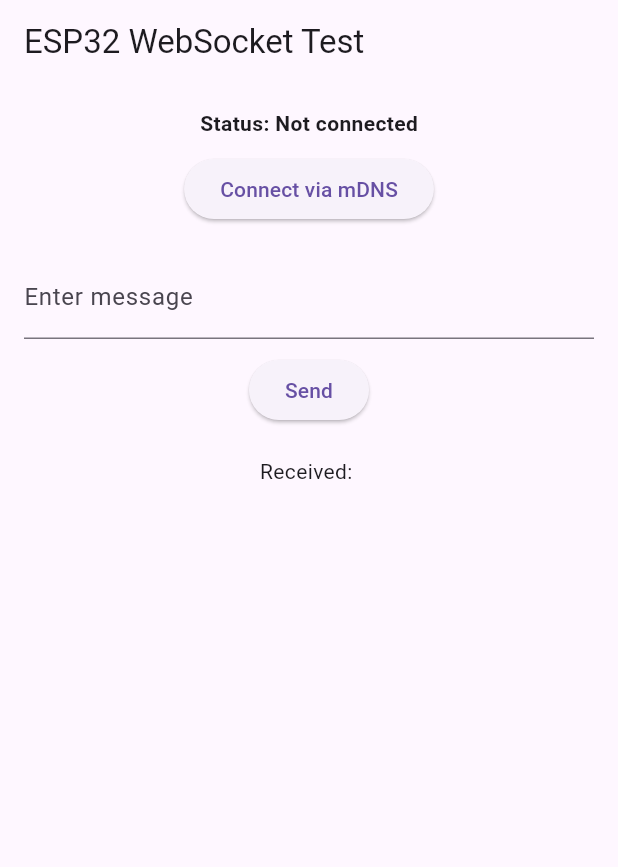
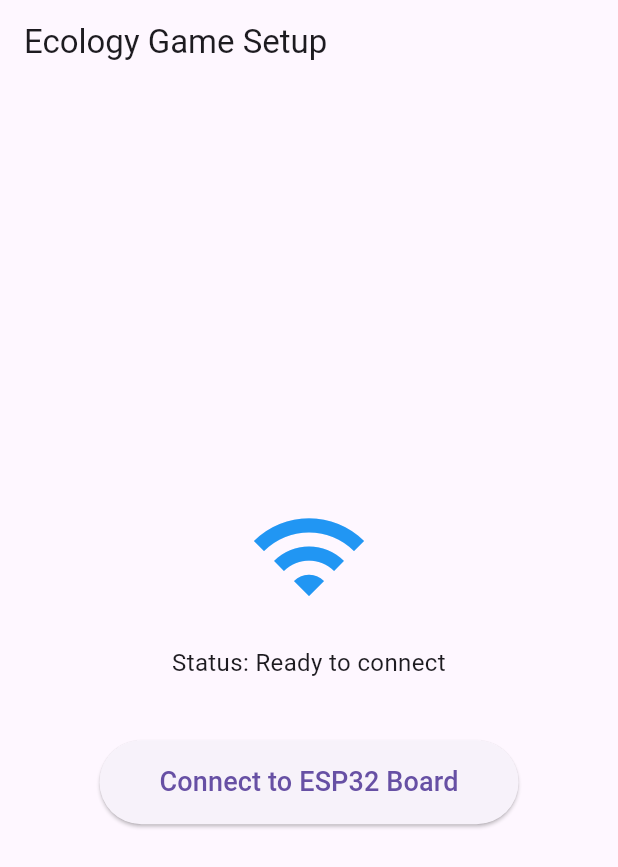
Before and after one commit to NillanjanSingh/ecology-project, a Flutter app: the screen it shows after launch, on a phone screen of 412 x 824 dp. Shown: the top 867 px of the screen. Run offline on Flutter 3.47's test engine with Material 3 defaults, Android fonts, the phone set to English and light mode, and no system bars; our stand-ins replace logger, multicast_dns.

Commit message:
define protocol for communication with docs, and test communication frontend

```diff
--- a/lib/main.dart
+++ b/lib/main.dart
@@ -1,92 +1,33 @@
-import 'package:ecology_project/network.dart';
 import 'package:flutter/material.dart';
+import 'network.dart';
+import 'pages/home_page.dart';
 
 void main() {
-  runApp(const MyApp());
+  runApp(const EcologyApp());
 }
 
-class MyApp extends StatelessWidget {
-  const MyApp({super.key});
+class EcologyApp extends StatefulWidget {
+  const EcologyApp({super.key});
 
   @override
-  Widget build(BuildContext context) {
-    return const MaterialApp(home: WebSocketTestPage());
-  }
+  State<EcologyApp> createState() => _EcologyAppState();
 }
 
-class WebSocketTestPage extends StatefulWidget {
-  const WebSocketTestPage({super.key});
-
-  @override
-  State<WebSocketTestPage> createState() => _WebSocketTestPageState();
-}
-
-class _WebSocketTestPageState extends State<WebSocketTestPage> {
-  String status = "Not connected";
-  String receivedMessage = "";
-
-  final TextEditingController controller = TextEditingController();
+class _EcologyAppState extends State<EcologyApp> {
   final NetworkManager network = NetworkManager();
-
-  Future<void> connect() async {
-    await network.connect(
-      onStatus: (s) => setState(() => status = s),
-      onMessage: (m) => setState(() => receivedMessage = m),
-      onError: (e) => setState(() => status = "Error: $e"),
-      onDone: () => setState(() => status = "Connection closed"),
-    );
-  }
-
-  void sendMessage() {
-    if (controller.text.isNotEmpty) {
-      network.sendMessage(controller.text);
-      controller.clear();
-    }
-  }
 
   @override
   void dispose() {
     network.dispose();
-    controller.dispose();
     super.dispose();
   }
 
   @override
   Widget build(BuildContext context) {
-    return Scaffold(
-      appBar: AppBar(title: const Text("ESP32 WebSocket Test")),
-      body: Padding(
-        padding: const EdgeInsets.all(16),
-        child: Column(
-          children: [
-            Text(
-              "Status: $status",
-              style: const TextStyle(fontWeight: FontWeight.bold),
-            ),
-            const SizedBox(height: 10),
-
-            ElevatedButton(
-              onPressed: connect,
-              child: const Text("Connect via mDNS"),
-            ),
-
-            const SizedBox(height: 20),
-
-            TextField(
-              controller: controller,
-              decoration: const InputDecoration(labelText: "Enter message"),
-            ),
-
-            const SizedBox(height: 10),
-
-            ElevatedButton(onPressed: sendMessage, child: const Text("Send")),
-
-            const SizedBox(height: 20),
-
-            Text("Received: $receivedMessage"),
-          ],
-        ),
-      ),
+    return MaterialApp(
+      title: 'Ecology Game',
+      theme: ThemeData(primarySwatch: Colors.green, useMaterial3: true),
+      home: HomePage(network: network),
     );
   }
 }
--- a/lib/network.dart
+++ b/lib/network.dart
@@ -1,3 +1,4 @@
+import 'dart:async';
 import 'package:ecology_project/log.dart';
 import 'package:multicast_dns/multicast_dns.dart';
 import 'package:web_socket_channel/web_socket_channel.dart';
@@ -5,6 +6,12 @@ import 'package:web_socket_channel/web_socket_channel.dart';
 class NetworkManager {
   WebSocketChannel? channel;
   final String mDnsHostname;
+
+  final StreamController<String> _messageController =
+      StreamController<String>.broadcast();
+  Stream<String> get messageStream => _messageController.stream;
+
+  Function(String status)? onStatusUpdate;
 
   NetworkManager({this.mDnsHostname = "gigachad-esp.local"});
 
@@ -15,13 +22,12 @@ class NetworkManager {
     String? resolvedIp;
 
     try {
-      // Look up the IPv4 address for the given hostname
       await for (final IPAddressResourceRecord record
           in client.lookup<IPAddressResourceRecord>(
             ResourceRecordQuery.addressIPv4(hostname),
           )) {
         resolvedIp = record.address.address;
-        break; // Stop after finding the first match
+        break;
       }
     } catch (e) {
       logger.e("mDNS Lookup failed: $e");
@@ -32,44 +38,39 @@ class NetworkManager {
     return resolvedIp;
   }
 
-  Future<String?> connect({
-    required Function(String status) onStatus,
-    required Function(String message) onMessage,
-    required Function(String error) onError,
-    required Function() onDone,
-  }) async {
+  Future<String?> connect() async {
     try {
-      onStatus("Resolving $mDnsHostname...");
+      onStatusUpdate?.call("Resolving $mDnsHostname...");
       String? ipAddress = await resolveMdns(mDnsHostname);
 
       if (ipAddress == null) {
-        onStatus("Failed to resolve $mDnsHostname");
+        onStatusUpdate?.call("Failed to resolve $mDnsHostname");
         return null;
       }
 
-      onStatus("Connecting to $ipAddress...");
+      onStatusUpdate?.call("Connecting to $ipAddress...");
 
-      channel = WebSocketChannel.connect(Uri.parse('ws://$ipAddress/ws'));
+      channel = WebSocketChannel.connect(Uri.parse('ws://$ipAddress:81'));
 
       channel!.stream.listen(
         (message) {
           logger.i("RECEIVED: $message");
-          onMessage(message.toString());
+          _messageController.add(message.toString());
         },
         onError: (error) {
           logger.e("WS ERROR: $error");
-          onError(error.toString());
+          onStatusUpdate?.call("Error: $error");
         },
         onDone: () {
           logger.i("WS CLOSED");
-          onDone();
+          onStatusUpdate?.call("Connection closed");
         },
       );
 
-      onStatus("Connected via $ipAddress");
+      onStatusUpdate?.call("Connected via $ipAddress");
       return ipAddress;
     } catch (e) {
-      onStatus("Connection failed: $e");
+      onStatusUpdate?.call("Connection failed: $e");
       return null;
     }
   }
@@ -82,5 +83,6 @@ class NetworkManager {
 
   void dispose() {
     channel?.sink.close();
+    _messageController.close();
   }
 }
--- /dev/null
+++ b/lib/pages/home_page.dart
@@ -0,0 +1,79 @@
+import 'package:flutter/material.dart';
+import '../network.dart';
+import 'game_page.dart';
+
+class HomePage extends StatefulWidget {
+  final NetworkManager network;
+
+  const HomePage({super.key, required this.network});
+
+  @override
+  State<HomePage> createState() => _HomePageState();
+}
+
+class _HomePageState extends State<HomePage> {
+  String _status = "Ready to connect";
+  bool _isConnecting = false;
+
+  Future<void> _connectToEsp() async {
+    setState(() {
+      _isConnecting = true;
+      _status = "Starting connection...";
+    });
+
+    widget.network.onStatusUpdate = (status) {
+      if (mounted) setState(() => _status = status);
+    };
+
+    String? ip = await widget.network.connect();
+
+    if (mounted) {
+      setState(() => _isConnecting = false);
+      if (ip != null) {
+        Navigator.pushReplacement(
+          context,
+          MaterialPageRoute(
+            builder: (context) => GamePage(network: widget.network),
+          ),
+        );
+      }
+    }
+  }
+
+  @override
+  Widget build(BuildContext context) {
+    return Scaffold(
+      appBar: AppBar(title: const Text("Ecology Game Setup")),
+      body: Center(
+        child: Column(
+          mainAxisAlignment: MainAxisAlignment.center,
+          children: [
+            const Icon(Icons.wifi, size: 80, color: Colors.blue),
+            const SizedBox(height: 20),
+            Text(
+              "Status: $_status",
+              style: const TextStyle(fontSize: 16),
+              textAlign: TextAlign.center,
+            ),
+            const SizedBox(height: 40),
+            ElevatedButton(
+              onPressed: _isConnecting ? null : _connectToEsp,
+              style: ElevatedButton.styleFrom(
+                padding: const EdgeInsets.symmetric(
+                  horizontal: 40,
+                  vertical: 15,
+                ),
+              ),
+              child: _isConnecting
+                  ? const CircularProgressIndicator()
+                  : const Text(
+                      "Connect to ESP32 Board",
+                      style: TextStyle(fontSize: 18),
+                    ),
+            ),
+          ],
+        ),
+      ),
+    );
+  }
+}
```
Also changed, not shown: lib/pages/game_page.dart (added, +141 -0 lines), lib/protocol.dart (added, +84 -0 lines), 2 other files.
